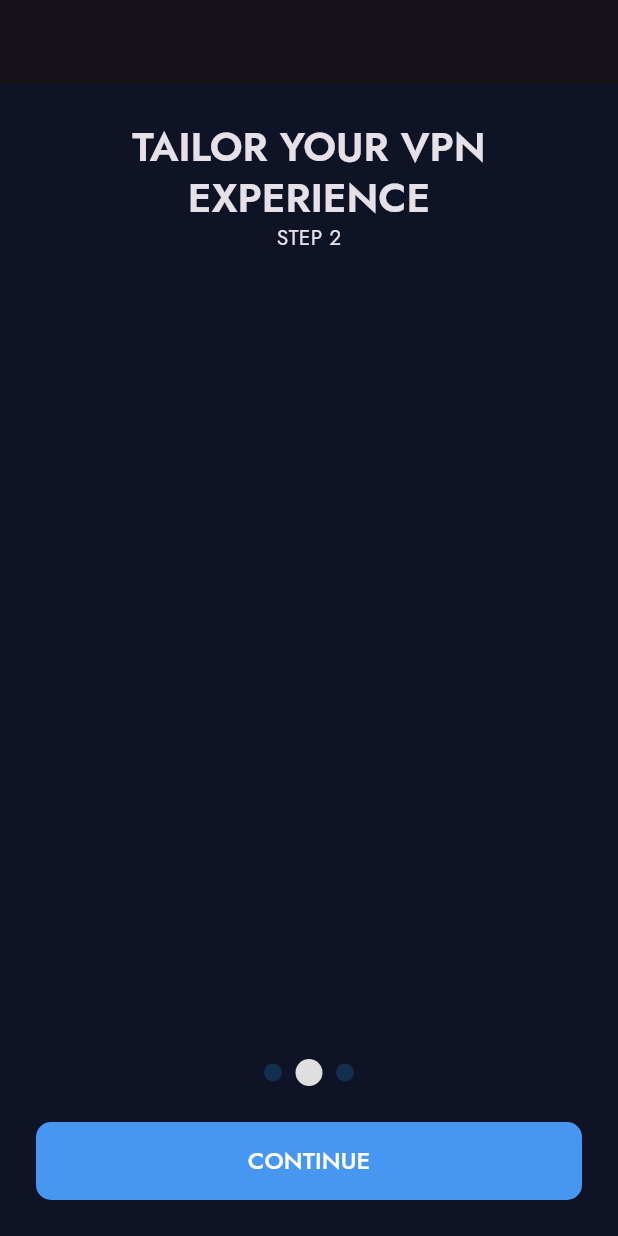
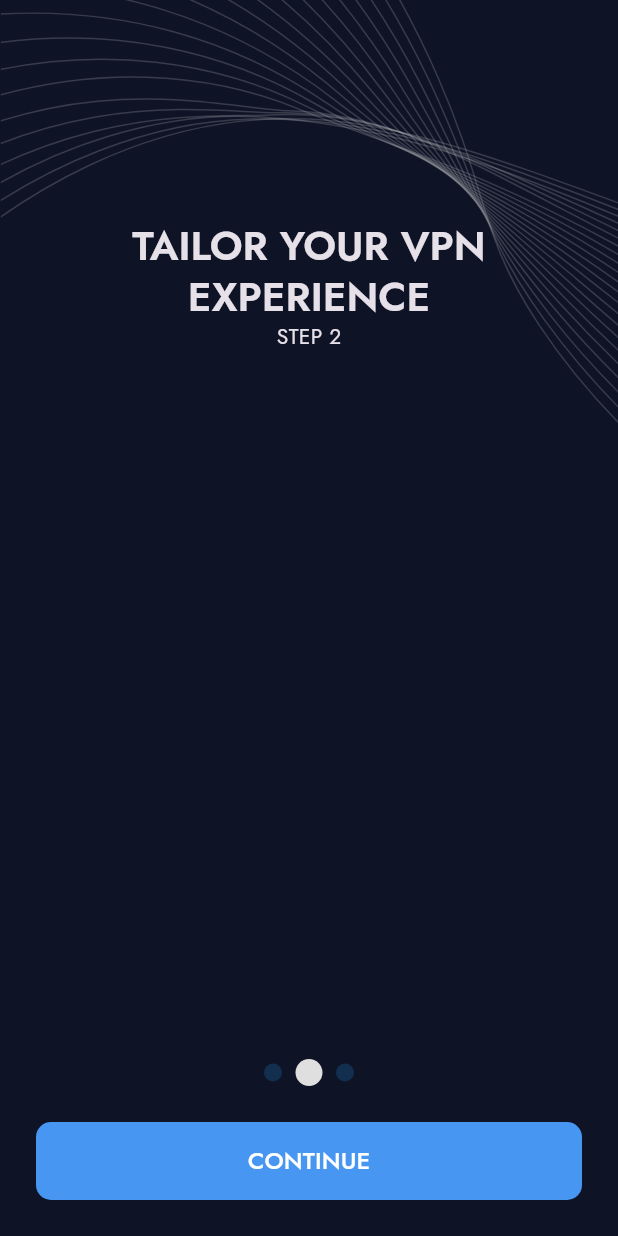
Before and after one commit to npopok/vpn_client, a Flutter app: the screen it shows after launch, after a tap on "CONTINUE", on a phone screen of 412 x 824 dp. Run offline on Flutter 3.47's test engine with Material 3 defaults, Android fonts, the phone set to English and light mode, and no system bars; drawn by our look-alikes of smooth_page_indicator; our stand-ins replace auto_route, easy_localization, flutter_svg, google_fonts.

Commit message:
Implement SVG background

```diff
--- a/lib/common/constants.dart
+++ b/lib/common/constants.dart
@@ -3,4 +3,9 @@ import 'package:flutter/material.dart';
 class FormLayout {
   static const contentPadding = EdgeInsets.all(24);
   static const largeSpacer = SizedBox(height: 24);
+  static const titlePadding = SizedBox(height: 122);
 }
+
+class AssetsImages {
+  static const onboardingBackground = 'assets/images/background.svg';
+}
--- a/lib/screens/onboarding_screen.dart
+++ b/lib/screens/onboarding_screen.dart
@@ -15,21 +15,36 @@ class OnboardingScreen extends StatefulWidget {
 class _OnboardingScreenState extends State<OnboardingScreen> {
   final formKey = GlobalKey<FormState>();
   final pageController = PageController();
-  final ValueNotifier<int> currentStep = ValueNotifier(1);
+  final ValueNotifier<int> currentStep = ValueNotifier(0);
   final stepCount = 3;
 
   @override
+  void initState() {
+    super.initState();
+    pageController.addListener(_handlePageScroll);
+  }
+
+  @override
+  void dispose() {
+    pageController.removeListener(_handlePageScroll);
+    super.dispose();
+  }
+
+  @override
   Widget build(BuildContext context) {
-    return Scaffold(
-      appBar: AppBar(),
+    return Stack(children: [
+      Container(color: Theme.of(context).scaffoldBackgroundColor),
+      const OnboardingBackground(),
+      Scaffold(
+        backgroundColor: Colors.transparent,
         body: Padding(
           padding: FormLayout.contentPadding,
           child: Column(
             children: [
+              FormLayout.titlePadding,
               Expanded(
                 child: PageView(
                   controller: pageController,
-                physics: const NeverScrollableScrollPhysics(),
                   children: const [
                     OnboardingStep1(),
                     OnboardingStep2(),
@@ -46,24 +61,32 @@ class _OnboardingScreenState extends State<OnboardingScreen> {
               ValueListenableBuilder(
                 valueListenable: currentStep,
                 builder: (_, value, __) => OnboardingNextButton(
-                isFinal: currentStep.value == stepCount,
-                onPressed: () => showNextPage(context),
+                  isFinal: currentStep.value == stepCount - 1,
+                  onPressed: () => _showNextPage(context),
                 ),
               ),
             ],
           ),
         ),
-    );
+      ),
+    ]);
   }
 
-  void showNextPage(BuildContext context) {
+  void _handlePageScroll() {
+    if ((pageController.page! % 1) == 0) {
+      int selectedPage = pageController.page!.round();
+      if (selectedPage != currentStep.value) {
+        currentStep.value = selectedPage;
+      }
+    }
+  }
+
+  void _showNextPage(BuildContext context) {
     // if (formKey.currentState!.validate()) {
     //   formKey.currentState!.save();
 
-    if (currentStep.value < stepCount) {
-      currentStep.value = currentStep.value + 1;
-      pageController.animateToPage(
-        currentStep.value - 1,
+    if (currentStep.value < stepCount - 1) {
+      pageController.nextPage(
         duration: Durations.medium2,
         curve: Curves.bounceInOut,
       );
--- /dev/null
+++ b/lib/widgets/onboarding_background.dart
@@ -0,0 +1,21 @@
+import 'package:flutter/material.dart';
+import 'package:flutter_svg/flutter_svg.dart';
+
+import 'package:vpn_client/common/common.dart';
+
+class OnboardingBackground extends StatelessWidget {
+  const OnboardingBackground({super.key});
+
+  @override
+  Widget build(BuildContext context) {
+    return ConstrainedBox(
+      constraints: const BoxConstraints.expand(),
+      child: SvgPicture.asset(
+        AssetsImages.onboardingBackground,
+        fit: BoxFit.fitWidth,
+        alignment: Alignment.topCenter,
+        colorFilter: const ColorFilter.mode(Color(0xFFD9D9D9), BlendMode.srcIn),
+      ),
+    );
+  }
+}
--- a/lib/widgets/widgets.dart
+++ b/lib/widgets/widgets.dart
@@ -1,3 +1,4 @@
+export 'onboarding_background.dart';
 export 'onboarding_next_button.dart';
 export 'onboarding_page_indicator.dart';
 export 'onboarding_step_1.dart';
--- a/pubspec.yaml
+++ b/pubspec.yaml
@@ -16,6 +16,8 @@ dependencies:
   auto_route: ^9.2.2
   smooth_page_indicator: ^1.2.0+3
   google_fonts: ^6.2.1
+  flutter_svg: ^2.0.10+1
+  flutter_svg_provider: ^1.0.7
 
 dev_dependencies:
   flutter_test:
@@ -29,4 +31,5 @@ flutter:
   uses-material-design: true
   assets:
     - assets/translations/
+    - assets/images/
     - assets/google_fonts/
```
Also changed, not shown: assets/images/background.svg (added), pubspec.lock. Lines whose indentation alone changed are shown as unchanged.
